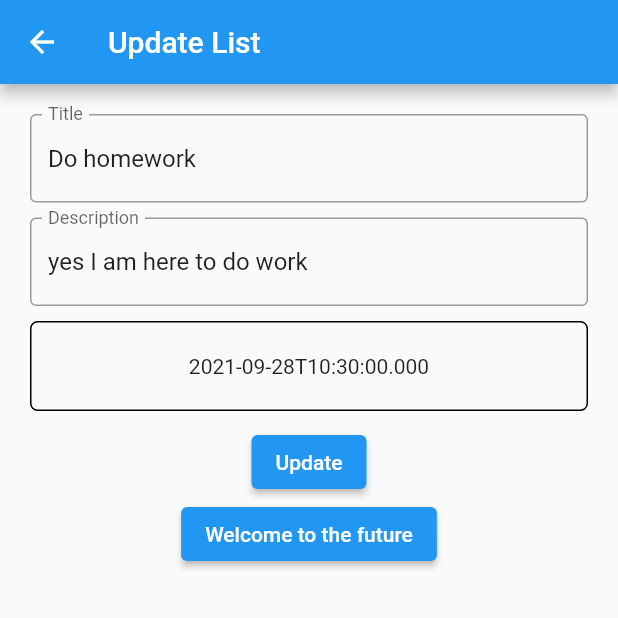
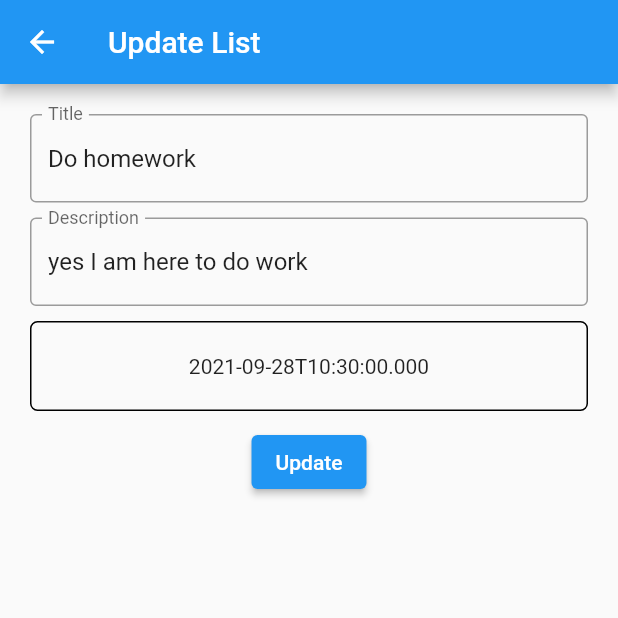
Before and after one commit to Talhach64/firstproject, a Flutter app: the CreateTaskPage screen opened directly with sample values from the repository, on a phone screen of 412 x 824 dp, the top half of it. Run offline on Flutter 3.47's test engine with Material 2 defaults, Android fonts, the phone set to English and light mode, and no system bars.

Commit message:
removed elevated button

```diff
--- a/lib/create_task_page.dart
+++ b/lib/create_task_page.dart
@@ -103,7 +103,7 @@ bool isEditMode = false;
                     }
                   },
                   child: Text(isEditMode ? 'Update':'Submit')),
-              ElevatedButton(onPressed: (){}, child: Text('Welcome to the future'))
+
             ],
           ),
         ),
```
